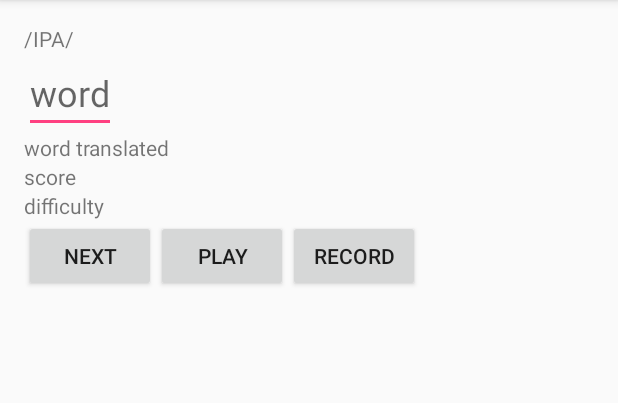
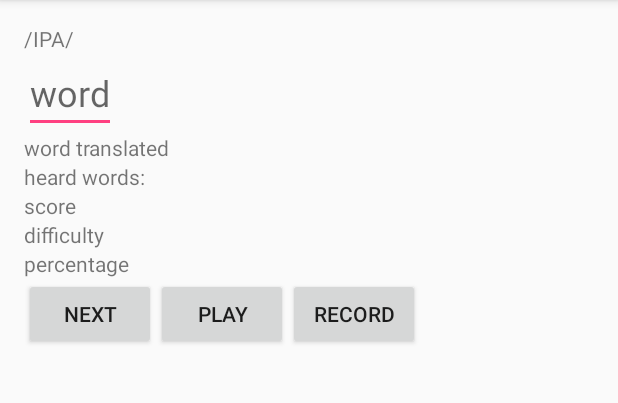
Before and after one commit to cstewart000/LanguageStudy, an Android app: the screen it shows after launch (MainActivity), on a phone screen of 412 x 824 dp, the part 84-487 px from its top. Run offline under Robolectric (Android 15) with nearby library versions, the phone set to English and light mode, and no system bars; libraries missing offline, so code that uses them is left out: com.j256.ormlite; 4 statements that could not run were skipped.

Commit message:
IPA comparison added

```diff
--- a/app/src/main/java/hackingismakingisengineering/com/languagepronunciationstudy/model/FrenchPhoneme.java
+++ b/app/src/main/java/hackingismakingisengineering/com/languagepronunciationstudy/model/FrenchPhoneme.java
@@ -62,7 +62,7 @@ public enum FrenchPhoneme {
         return difficulty;
     }
 
-    FrenchPhoneme(String example, String symbol, String ipa, String phoneticSymDescription, String phonologicDescription, int difficulty) {
+    FrenchPhoneme( String symbol,String example, String ipa, String phoneticSymDescription, String phonologicDescription, int difficulty) {
         this.example = example;
         this.symbol = symbol;
         this.ipa = ipa;
--- a/app/src/main/res/layout/activity_main.xml
+++ b/app/src/main/res/layout/activity_main.xml
@@ -42,6 +42,15 @@
             android:layout_alignParentEnd="true"
             android:id="@+id/textView_translation" />
 
+
+        <TextView
+            android:text="@string/heard_default"
+            android:layout_width="wrap_content"
+            android:layout_height="wrap_content"
+            android:layout_alignParentTop="true"
+            android:layout_alignParentEnd="true"
+            android:id="@+id/textView_heard" />
+
         <TextView
         android:text="@string/score_label_default"
         android:layout_width="wrap_content"
@@ -57,6 +66,15 @@
 
         android:layout_alignParentStart="true"
         android:id="@+id/textView_difficulty" />
+
+
+        <TextView
+            android:text="@string/percentage"
+            android:layout_width="wrap_content"
+            android:layout_height="wrap_content"
+
+            android:layout_alignParentStart="true"
+            android:id="@+id/textView_percentage" />
 
 
     <LinearLayout
--- a/app/src/main/res/values/strings.xml
+++ b/app/src/main/res/values/strings.xml
@@ -7,4 +7,6 @@
     <string name="record_button_label">record</string>
     <string name="translation_default">word translated</string>
     <string name="next_button_label">next</string>
+    <string name="percentage">percentage</string>
+    <string name="heard_default">heard words:</string>
 </resources>
```
Also changed, not shown: app/src/main/java/hackingismakingisengineering/com/languagepronunciationstudy/MainActivity.java (+161 -4 lines), app/src/main/java/hackingismakingisengineering/com/languagepronunciationstudy/model/Word.java (+14 -0 lines), app/src/main/java/hackingismakingisengineering/com/languagepronunciationstudy/model/WordScorer.java (+13 -15 lines).
